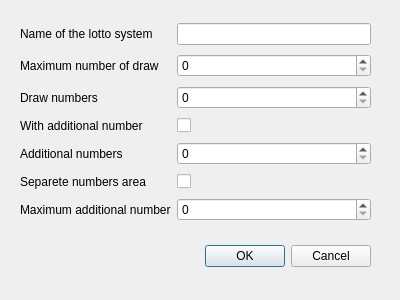
Before: the Qt Designer form pylottosimu/setting.ui in MarkusHackspacher/pyLottoSimu, drawn with Qt 5.
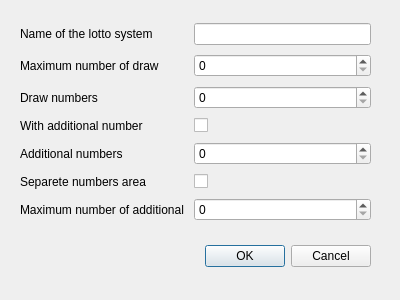
After: the same form once the commit is applied.

Commit message: GUI settings animate

The edit to the form file:
```diff
--- a/pylottosimu/setting.ui
+++ b/pylottosimu/setting.ui
@@ -55,7 +55,7 @@
     <item row="6" column="0">
      <widget class="QLabel" name="label_5">
       <property name="text">
-       <string>Maximum additional number</string>
+       <string>Maximum number of additional </string>
       </property>
      </widget>
     </item>
```
Left out of the diff: 28 changed lines with no effect on the pictures. The commit also changes 1 other file.
